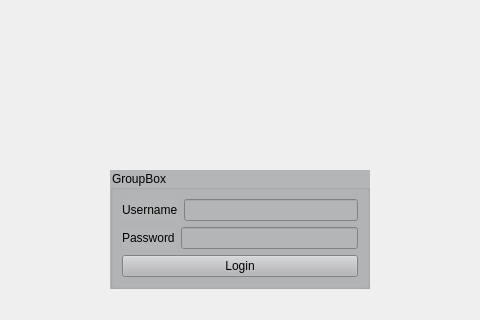
This is login.ui in Andrew-D-H/CS1C-Project-2 as Qt 5 draws it before an edit; both pictures show x 160 to 640 and y 280 to 600 of the 800 by 600 pixel window. The edited form follows.
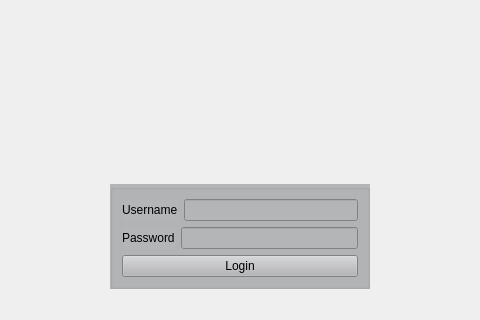
This is the edited form.

Patch:
```diff
--- a/login.ui
+++ b/login.ui
@@ -21,7 +21,7 @@
        <string notr="true">background-color: #b4b5b7;</string>
       </property>
       <property name="title">
-       <string>GroupBox</string>
+       <string/>
       </property>
       <layout class="QVBoxLayout" name="verticalLayout">
        <item>
```
Left out of the diff: 6 changed lines with no effect on the pictures.
